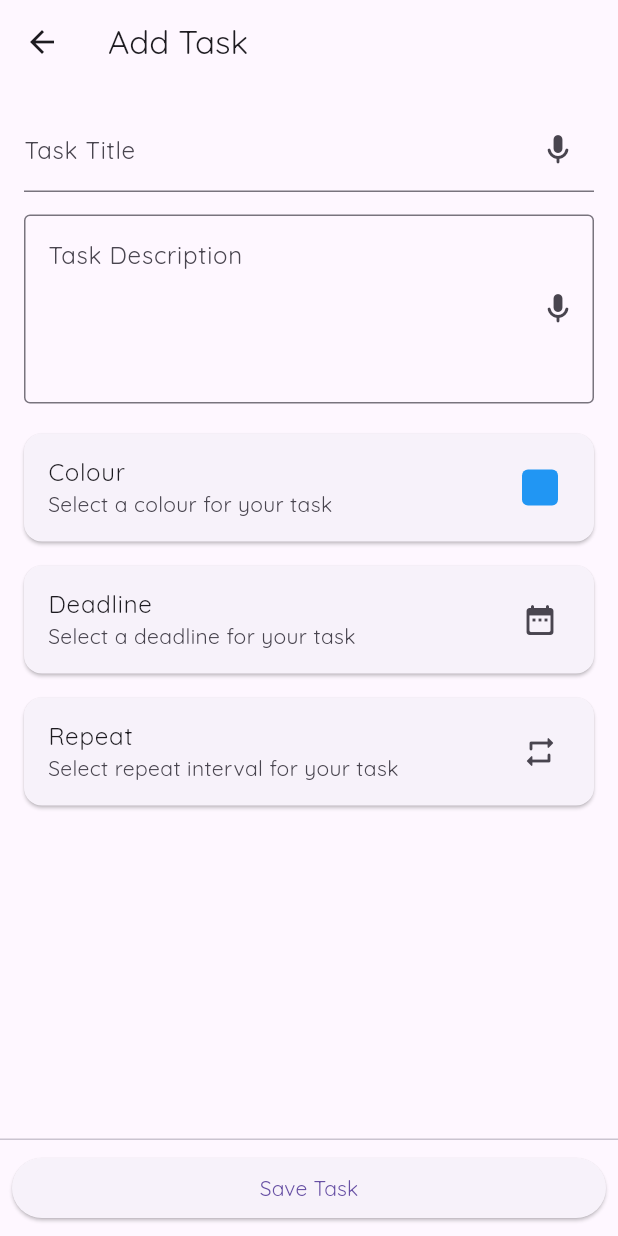
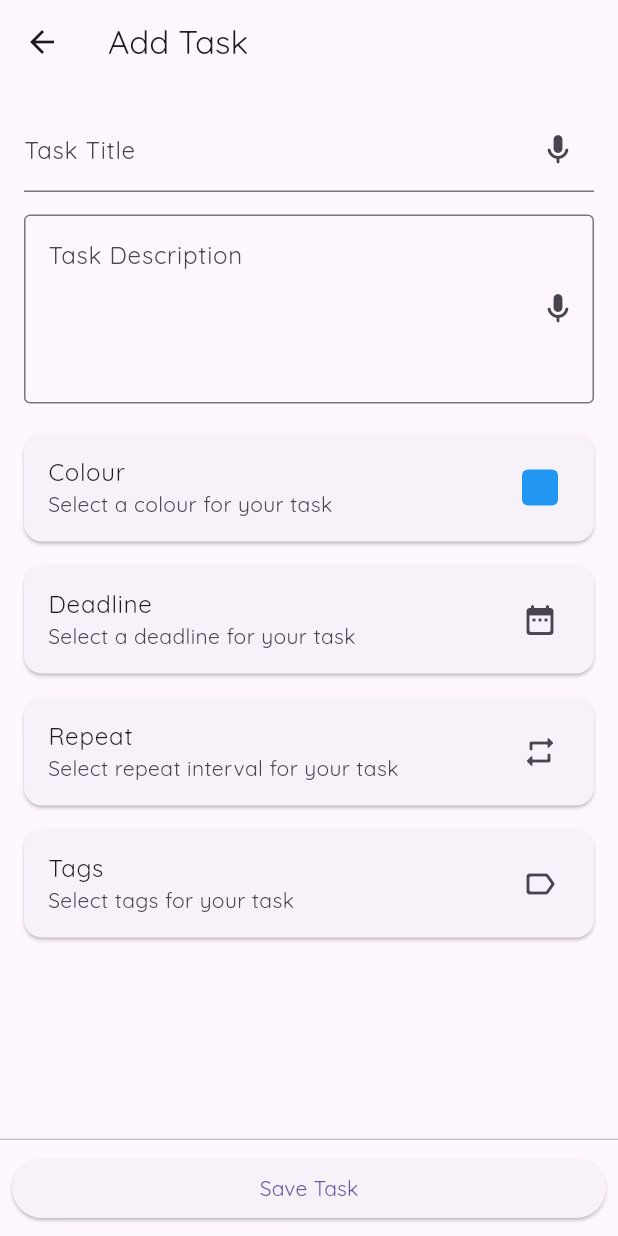
Before and after one commit to IMGIITRoorkee/Taskly, a Flutter app: the TaskFormScreen screen opened directly, on a phone screen of 412 x 824 dp. Run offline on Flutter 3.47's test engine with Material 3 defaults, Android fonts, the light colour scheme and no system bars; our stand-ins replace audioplayers, circular_countdown_timer, csv, file_picker, flutter_colorpicker, flutter_slidable and 6 more; missing offline and left inert: choice, duration_picker, flutter_confetti; accounts and stored records are empty; Roboto replaces fonts that are missing (Quicksand).

Commit message:
Added ui & tag storage

```diff
--- a/lib/screens/taskform_screen.dart
+++ b/lib/screens/taskform_screen.dart
@@ -5,6 +5,8 @@ import 'package:taskly/models/task.dart';
 import 'package:taskly/service/speech_service.dart';
 import 'package:taskly/utils/date_utils.dart';
 import 'package:taskly/widgets/repeat_select_card.dart';
+import 'package:taskly/widgets/spacing.dart';
+import 'package:taskly/widgets/tags_card.dart';
 
 class TaskFormScreen extends StatefulWidget {
   final Task? task;
@@ -153,6 +155,19 @@ class _TaskFormScreenState extends State<TaskFormScreen> {
     ];
   }
 
+  Widget _buildCard(
+      String title, String subtitle, Widget trailing, VoidCallback onTap) {
+    return Card(
+      margin: const EdgeInsets.all(0),
+      child: ListTile(
+        title: Text(title),
+        subtitle: Text(subtitle),
+        trailing: trailing,
+        onTap: onTap,
+      ),
+    );
+  }
+
   List<Widget> _buildColorDeadlineRepeat() {
     Widget deadlineTrailing;
     if (deadline != null) {
@@ -169,12 +184,10 @@ class _TaskFormScreenState extends State<TaskFormScreen> {
     }
 
     return [
-      Card(
-        margin: const EdgeInsets.all(0),
-        child: ListTile(
-          title: const Text("Colour"),
-          subtitle: const Text("Select a colour for your task"),
-          trailing: Container(
+      _buildCard(
+        "Colour",
+        "Select a colour for your task",
+        Container(
           width: 24,
           height: 24,
           decoration: BoxDecoration(
@@ -182,17 +195,14 @@ class _TaskFormScreenState extends State<TaskFormScreen> {
             borderRadius: BorderRadius.circular(4),
           ),
         ),
-          onTap: _showColorPicker,
+        _showColorPicker,
       ),
-      ),
-      const SizedBox(height: 16),
-      Card(
-        margin: const EdgeInsets.all(0),
-        child: ListTile(
-          title: const Text("Deadline"),
-          subtitle: const Text("Select a deadline for your task"),
-          trailing: deadlineTrailing,
-          onTap: () async {
+      const Spacing(),
+      _buildCard(
+        "Deadline",
+        "Select a deadline for your task",
+        deadlineTrailing,
+        () async {
           final selectedDate = await showDatePicker(
             context: context,
             initialDate: DateTime.now(),
@@ -207,15 +217,12 @@ class _TaskFormScreenState extends State<TaskFormScreen> {
           }
         },
       ),
-      ),
-      const SizedBox(height: 16),
-      Card(
-        margin: const EdgeInsets.all(0),
-        child: ListTile(
-          title: const Text("Repeat"),
-          subtitle: const Text("Select repeat interval for your task"),
-          trailing: repeatTrailing,
-          onTap: () async {
+      const Spacing(),
+      _buildCard(
+        "Repeat",
+        "Select repeat interval for your task",
+        repeatTrailing,
+        () async {
           int? days = await showDialog(
             context: context,
             builder: (context) {
@@ -233,6 +240,17 @@ class _TaskFormScreenState extends State<TaskFormScreen> {
           });
         },
       ),
+      const Spacing(),
+      _buildCard(
+        "Tags",
+        "Select tags for your task",
+        const Icon(Icons.label_outline_rounded),
+        () {
+          showDialog(
+            context: context,
+            builder: (context) => const TagsCard(),
+          );
+        },
       ),
     ];
   }
--- /dev/null
+++ b/lib/storage/tags_storage.dart
@@ -0,0 +1,23 @@
+import 'dart:convert';
+
+import 'package:shared_preferences/shared_preferences.dart';
+import 'package:taskly/models/tag.dart';
+
+class TagsStorage {
+  static const _key = "tags";
+
+  static Future<void> saveTags(List<Tag> tags) async {
+    SharedPreferences sharedPreferences = await SharedPreferences.getInstance();
+    List<String> str = tags.map((e) => jsonEncode(e.toJson())).toList();
+    sharedPreferences.setStringList(_key, str);
+  }
+
+  static Future<List<Tag>> loadTags() async {
+    SharedPreferences sharedPreferences = await SharedPreferences.getInstance();
+    List<String>? str = sharedPreferences.getStringList(_key);
+    if (str != null) {
+      return str.map((e) => Tag.fromJson(jsonDecode(e))).toList();
+    }
+    return [];
+  }
+}
--- /dev/null
+++ b/lib/widgets/tags_card.dart
@@ -0,0 +1,10 @@
+import 'package:flutter/material.dart';
+
+class TagsCard extends StatelessWidget {
+  const TagsCard({super.key});
+
+  @override
+  Widget build(BuildContext context) {
+    return Column();
+  }
+}
```
Lines whose indentation alone changed are shown as unchanged.
